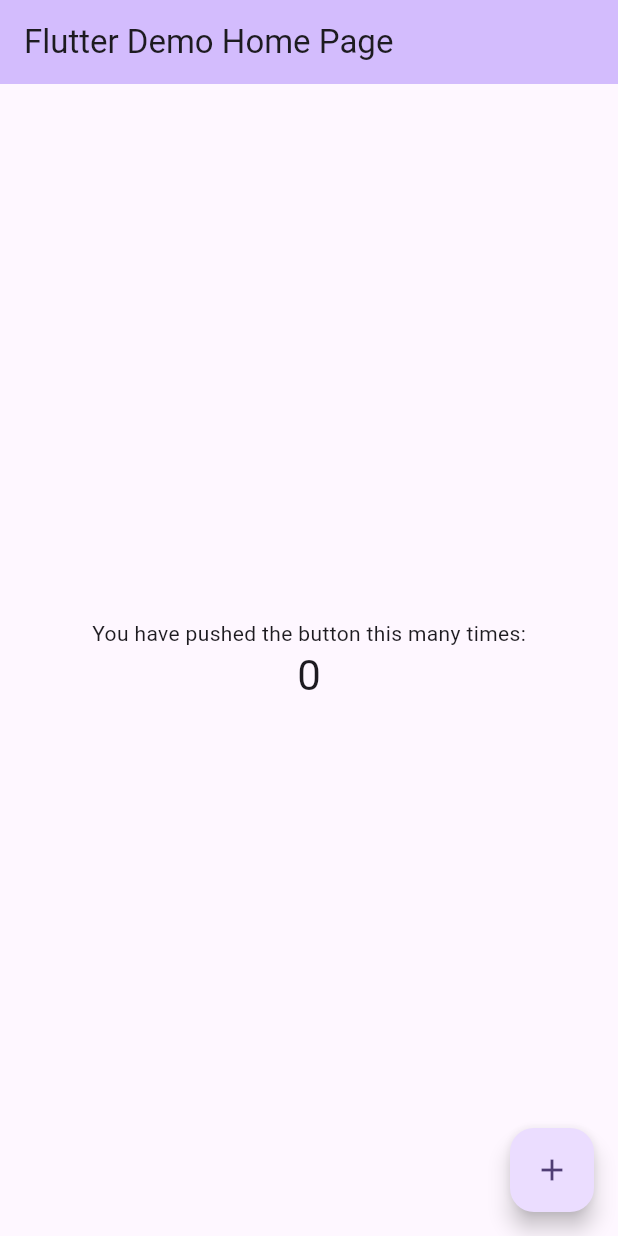
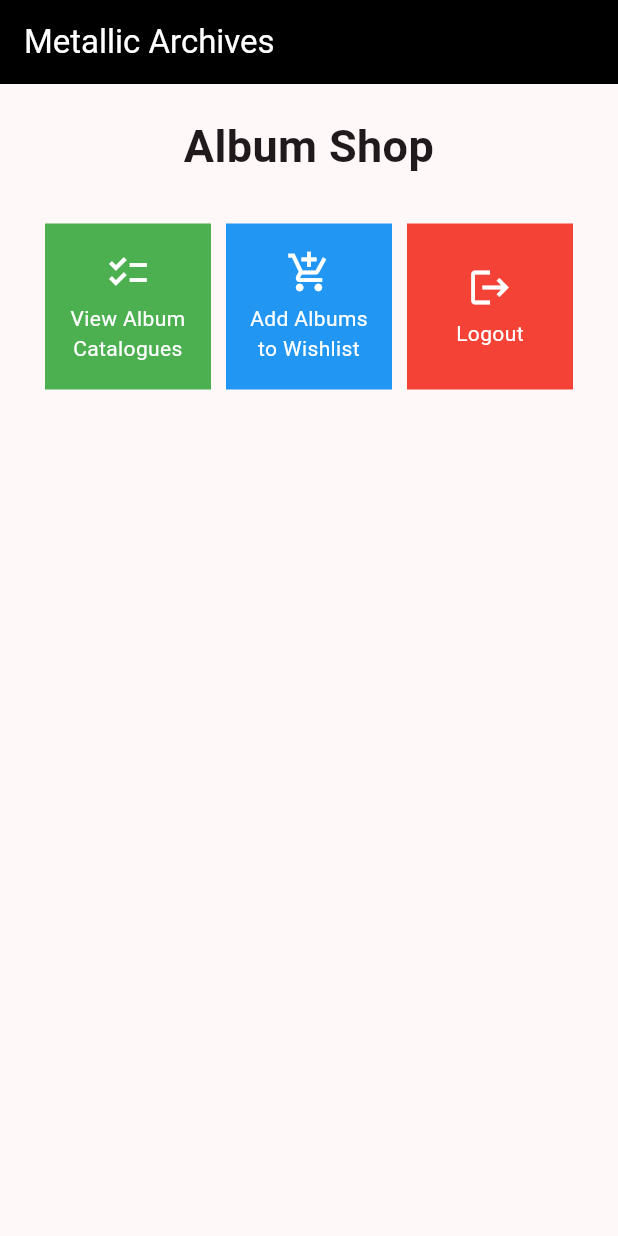
Before and after one commit to brmntyprytm/Metallic-Archives, a Flutter app: the screen it shows after launch, on a phone screen of 412 x 824 dp. Run offline on Flutter 3.47's test engine with Material 2 defaults, Android fonts, the phone set to English and light mode, and no system bars.

Commit message:
Completed assignment 7 and its bonus

```diff
--- a/lib/main.dart
+++ b/lib/main.dart
@@ -1,4 +1,5 @@
 import 'package:flutter/material.dart';
+import 'package:metallicarchives/menu.dart';
 
 void main() {
   runApp(const MyApp());
@@ -7,119 +8,16 @@
 class MyApp extends StatelessWidget {
   const MyApp({super.key});
 
-  // This widget is the root of your application.
   @override
   Widget build(BuildContext context) {
     return MaterialApp(
-      title: 'Flutter Demo',
+      title: 'Metallic Archives',
       theme: ThemeData(
-        // This is the theme of your application.
-        //
-        // TRY THIS: Try running your application with "flutter run". You'll see
-        // the application has a blue toolbar. Then, without quitting the app,
-        // try changing the seedColor in the colorScheme below to Colors.green
-        // and then invoke "hot reload" (save your changes or press the "hot
-        // reload" button in a Flutter-supported IDE, or press "r" if you used
-        // the command line to start the app).
-        //
-        // Notice that the counter didn't reset back to zero; the application
-        // state is not lost during the reload. To reset the state, use hot
-        // restart instead.
-        //
-        // This works for code too, not just values: Most code changes can be
-        // tested with just a hot reload.
-        colorScheme: ColorScheme.fromSeed(seedColor: Colors.deepPurple),
+        primarySwatch: Colors.grey,
+        colorScheme: ColorScheme.fromSeed(seedColor: Colors.black),
         useMaterial3: true,
       ),
-      home: const MyHomePage(title: 'Flutter Demo Home Page'),
+      home: MyHomePage(),
     );
   }
 }
-
-class MyHomePage extends StatefulWidget {
-  const MyHomePage({super.key, required this.title});
-
-  // This widget is the home page of your application. It is stateful, meaning
-  // that it has a State object (defined below) that contains fields that affect
-  // how it looks.
-
-  // This class is the configuration for the state. It holds the values (in this
-  // case the title) provided by the parent (in this case the App widget) and
-  // used by the build method of the State. Fields in a Widget subclass are
-  // always marked "final".
-
-  final String title;
-
-  @override
-  State<MyHomePage> createState() => _MyHomePageState();
-}
-
-class _MyHomePageState extends State<MyHomePage> {
-  int _counter = 0;
-
-  void _incrementCounter() {
-    setState(() {
-      // This call to setState tells the Flutter framework that something has
-      // changed in this State, which causes it to rerun the build method below
-      // so that the display can reflect the updated values. If we changed
-      // _counter without calling setState(), then the build method would not be
-      // called again, and so nothing would appear to happen.
-      _counter++;
-    });
-  }
-
-  @override
-  Widget build(BuildContext context) {
-    // This method is rerun every time setState is called, for instance as done
-    // by the _incrementCounter method above.
-    //
-    // The Flutter framework has been optimized to make rerunning build methods
-    // fast, so that you can just rebuild anything that needs updating rather
-    // than having to individually change instances of widgets.
-    return Scaffold(
-      appBar: AppBar(
-        // TRY THIS: Try changing the color here to a specific color (to
-        // Colors.amber, perhaps?) and trigger a hot reload to see the AppBar
-        // change color while the other colors stay the same.
-        backgroundColor: Theme.of(context).colorScheme.inversePrimary,
-        // Here we take the value from the MyHomePage object that was created by
-        // the App.build method, and use it to set our appbar title.
-        title: Text(widget.title),
-      ),
-      body: Center(
-        // Center is a layout widget. It takes a single child and positions it
-        // in the middle of the parent.
-        child: Column(
-          // Column is also a layout widget. It takes a list of children and
-          // arranges them vertically. By default, it sizes itself to fit its
-          // children horizontally, and tries to be as tall as its parent.
-          //
-          // Column has various properties to control how it sizes itself and
-          // how it positions its children. Here we use mainAxisAlignment to
-          // center the children vertically; the main axis here is the vertical
-          // axis because Columns are vertical (the cross axis would be
-          // horizontal).
-          //
-          // TRY THIS: Invoke "debug painting" (choose the "Toggle Debug Paint"
-          // action in the IDE, or press "p" in the console), to see the
-          // wireframe for each widget.
-          mainAxisAlignment: MainAxisAlignment.center,
-          children: <Widget>[
-            const Text(
-              'You have pushed the button this many times:',
-            ),
-            Text(
-              '$_counter',
-              style: Theme.of(context).textTheme.headlineMedium,
-            ),
-          ],
-        ),
-      ),
-      floatingActionButton: FloatingActionButton(
-        onPressed: _incrementCounter,
-        tooltip: 'Increment',
-        child: const Icon(Icons.add),
-      ), // This trailing comma makes auto-formatting nicer for build methods.
-    );
-  }
-}
--- /dev/null
+++ b/lib/menu.dart
@@ -0,0 +1,117 @@
+import 'package:flutter/material.dart';
+
+class MyHomePage extends StatelessWidget {
+  MyHomePage({Key? key}) : super(key: key);
+  final List<ShopItem> items = [
+    ShopItem("View Album Catalogues", Icons.checklist),
+    ShopItem("Add Albums to Wishlist", Icons.add_shopping_cart),
+    ShopItem("Logout", Icons.logout),
+  ];
+
+  @override
+  Widget build(BuildContext context) {
+    return Scaffold(
+      appBar: AppBar(
+        title: const Text(
+          'Metallic Archives',
+          style: TextStyle(color: Colors.white),
+        ),
+        backgroundColor: Colors.black,
+      ),
+      body: SingleChildScrollView(
+        child: Padding(
+          padding: const EdgeInsets.all(10.0),
+          child: Column(
+            children: <Widget>[
+              const Padding(
+                padding: EdgeInsets.only(top: 10.0, bottom: 10.0),
+                child: Text(
+                  'Album Shop',
+                  textAlign: TextAlign.center,
+                  style: TextStyle(
+                    fontSize: 30,
+                    fontWeight: FontWeight.bold,
+                  ),
+                ),
+              ),
+              GridView.count(
+                primary: true,
+                padding: const EdgeInsets.all(20),
+                crossAxisSpacing: 10,
+                mainAxisSpacing: 10,
+                crossAxisCount: 3,
+                shrinkWrap: true,
+                children: items.map((ShopItem item) {
+                  return ShopCard(item);
+                }).toList(),
+              ),
+            ],
+          ),
+        ),
+      ),
+    );
+  }
+}
+
+class ShopItem {
+  final String name;
+  final IconData icon;
+
+  ShopItem(this.name, this.icon);
+}
+
+class ShopCard extends StatelessWidget {
+  final ShopItem item;
+
+  const ShopCard(this.item, {Key? key});
+
+  @override
+  Widget build(BuildContext context) {
+    Color buttonColor;
+    switch (item.name) {
+    case "View Album Catalogues":
+      buttonColor = Colors.green;
+      break;
+    case "Add Albums to Wishlist":
+      buttonColor = Colors.blue;
+      break;
+    case "Logout":
+      buttonColor = Colors.red;
+      break;
+    default:
+      buttonColor = Colors.indigo;
+    }
+    return Material(
+      color: buttonColor,
+      child: InkWell(
+        onTap: () {
+          ScaffoldMessenger.of(context)
+            ..hideCurrentSnackBar()
+            ..showSnackBar(SnackBar(
+                content: Text("You pressed the ${item.name} button!")));
+        },
+        child: Container(
+          padding: const EdgeInsets.all(8),
+          child: Center(
+            child: Column(
+              mainAxisAlignment: MainAxisAlignment.center,
+              children: [
+                Icon(
+                  item.icon,
+                  color: Colors.white,
+                  size: 30.0,
+                ),
+                const Padding(padding: EdgeInsets.all(3)),
+                Text(
+                  item.name,
+                  textAlign: TextAlign.center,
+                  style: const TextStyle(color: Colors.white),
+                ),
+              ],
+            ),
+          ),
+        ),
+      ),
+    );
+  }
+}
```
Also changed, not shown: 1 other file.
